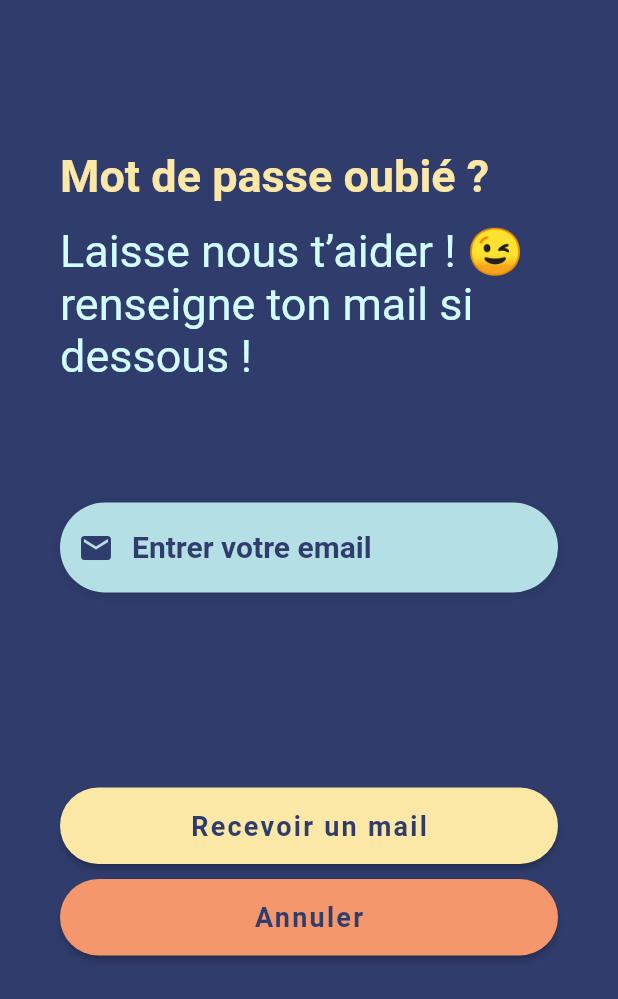
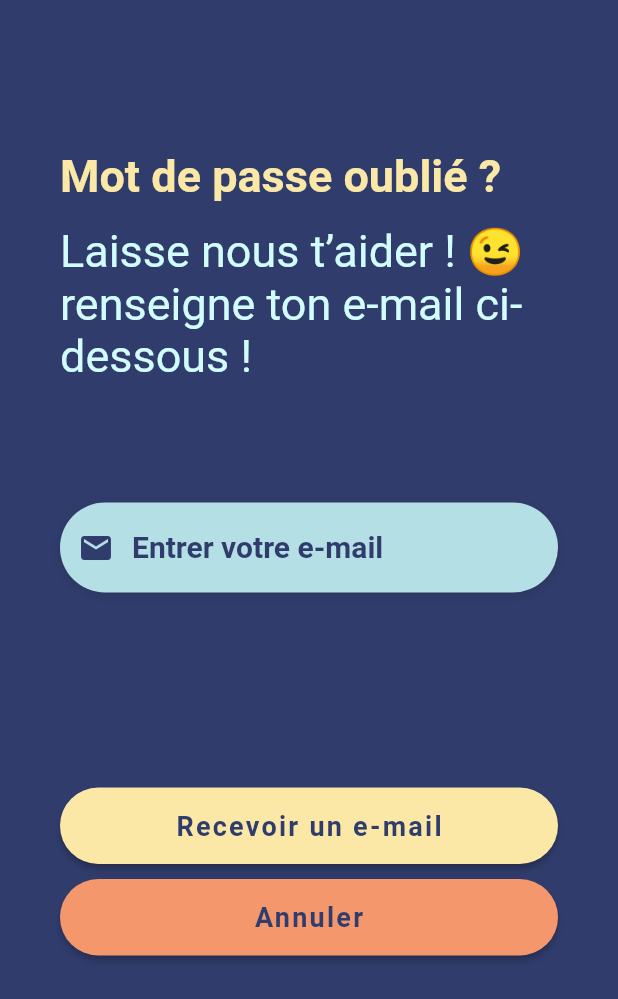
Before and after one commit to Necrelox/AR-U-Here, a Flutter app: the forgot_password screen opened directly, on a phone screen of 412 x 824 dp. Shown: the top 999 px of the screen. Run offline on Flutter 3.47's test engine with Material 2 defaults, Android fonts, the phone set to English and light mode, and no system bars; our stand-ins replace font_awesome_flutter, google_fonts; Roboto replaces fonts that are missing (OpenSans).

Commit message:
correction faute d'orthographe

```diff
--- a/App/lib/forgot_password.dart
+++ b/App/lib/forgot_password.dart
@@ -40,7 +40,7 @@ import 'welcome_page.dart';
                   Icons.email,
                   color: Color(0XFF303C6C),
                 ),
-                hintText: 'Entrer votre email',
+                hintText: 'Entrer votre e-mail',
                 hintStyle: TextStyle(
                   fontSize: 20.0,
                   fontWeight: FontWeight.bold,
@@ -106,7 +106,7 @@ import 'welcome_page.dart';
         ),
         color: Color(0XFFFBE8A6),
         child: const Text(
-          'Recevoir un mail',
+          'Recevoir un e-mail',
           style: TextStyle(
             color: Color(0XFF303C6C),
             letterSpacing: 1.5,
@@ -138,7 +138,7 @@ class forgot_password extends StatelessWidget {
                 children: <Widget>[
                   const Align(
                     alignment: Alignment.topLeft,
-                    child: Text("Mot de passe oubié ?",
+                    child: Text("Mot de passe oublié ?",
                         style: TextStyle(
                           color: Color(0XFFFBE8A6),
                           fontFamily: 'OpenSans',
@@ -150,7 +150,7 @@ class forgot_password extends StatelessWidget {
                     alignment: Alignment.topLeft,
                     child: Padding(
                       padding: EdgeInsets.only(top: 15),
-                      child: Text("Laisse nous t’aider ! 😉 renseigne ton mail si dessous !",
+                      child: Text("Laisse nous t’aider ! 😉 renseigne ton e-mail ci-dessous !",
                           style: TextStyle(
                             color: Color(0XFFD2FDFF),
                             fontFamily: 'OpenSans',
```
